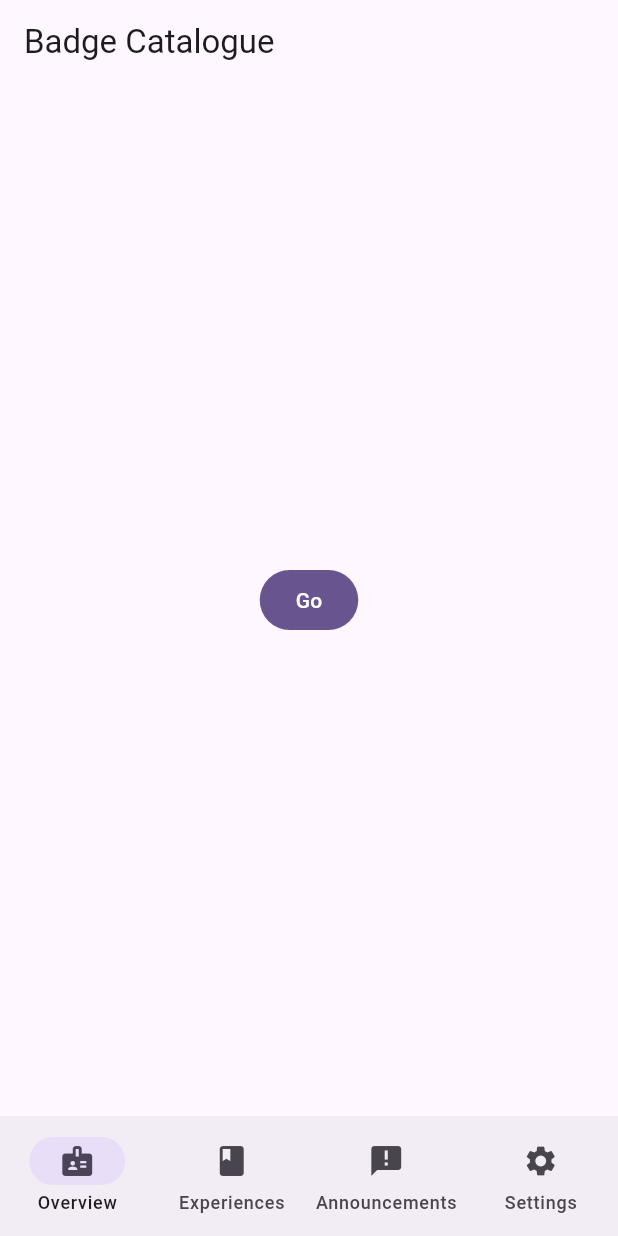
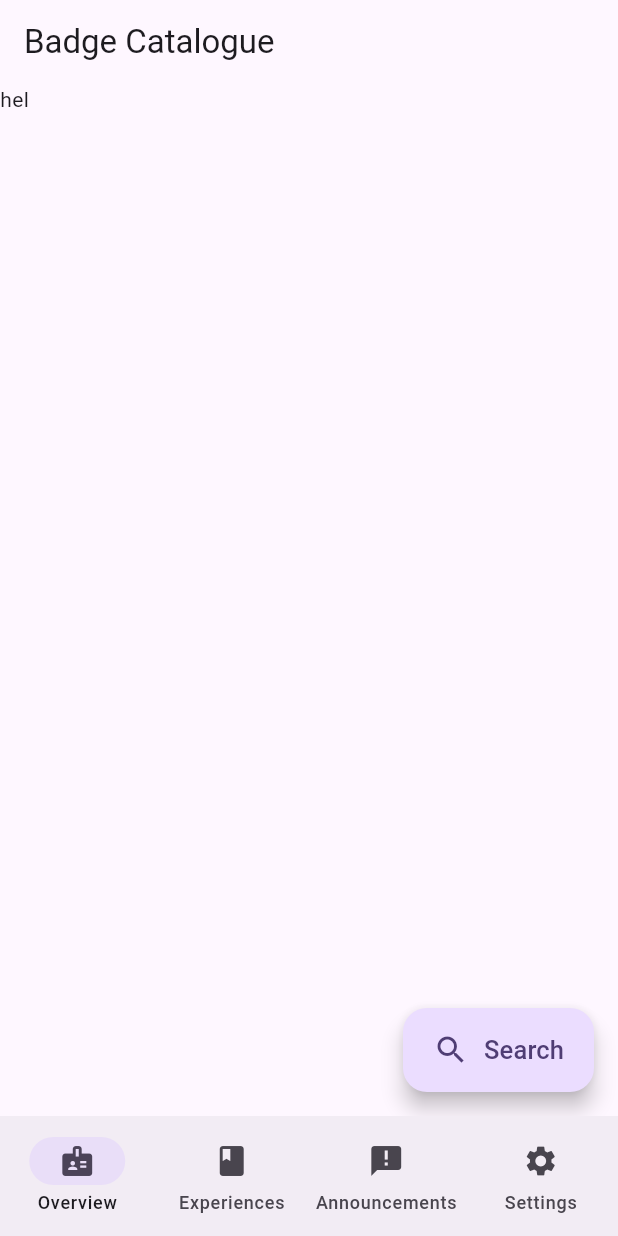
Before and after one commit to Sairam-Suresh/scout-app-enhanced, a Flutter app: the screen it shows after launch, on a phone screen of 412 x 824 dp. Run offline on Flutter 3.47's test engine with Material 2 defaults, Android fonts, the phone set to English and light mode, and no system bars; our stand-ins replace flutter_riverpod, go_router, hooks_riverpod, riverpod_annotation; generated files the repository leaves out were written again.

Commit message:
Started on basic structure for the home/scout catalogue tab

```diff
--- a/lib/screens/main/badge_catalogue/home.dart
+++ b/lib/screens/main/badge_catalogue/home.dart
@@ -1,8 +1,5 @@
 import 'package:flutter/material.dart';
 import 'package:hooks_riverpod/hooks_riverpod.dart';
-import 'package:scout_app_enhanced/logic/constants.dart';
-
-import '../../../logic/current_index_provider/root_current_index_provider.dart';
 
 class Home extends HookConsumerWidget {
   const Home({super.key});
@@ -13,15 +10,23 @@ class Home extends HookConsumerWidget {
         appBar: AppBar(
           title: const Text('Badge Catalogue'),
         ),
-        body: Center(
-          child: FilledButton(
-              onPressed: () {
-                // context.go("/experiences");
-                ref
-                    .read(rootIndexNotifierProvider.notifier)
-                    .changeTabAndGo(context: context, tab: Tabs.experiences);
-              },
-              child: const Text("Go")),
-        ));
+        floatingActionButton: FloatingActionButton.extended(
+          onPressed: () {},
+          isExtended: true,
+          label: const Row(
+            mainAxisSize: MainAxisSize.min,
+            children: [
+              Icon(Icons.search),
+              SizedBox(
+                width: 10,
+              ),
+              Text(
+                "Search",
+                style: TextStyle(fontSize: 17),
+              )
+            ],
+          ),
+        ),
+        body: Text("hel"));
   }
 }
```
